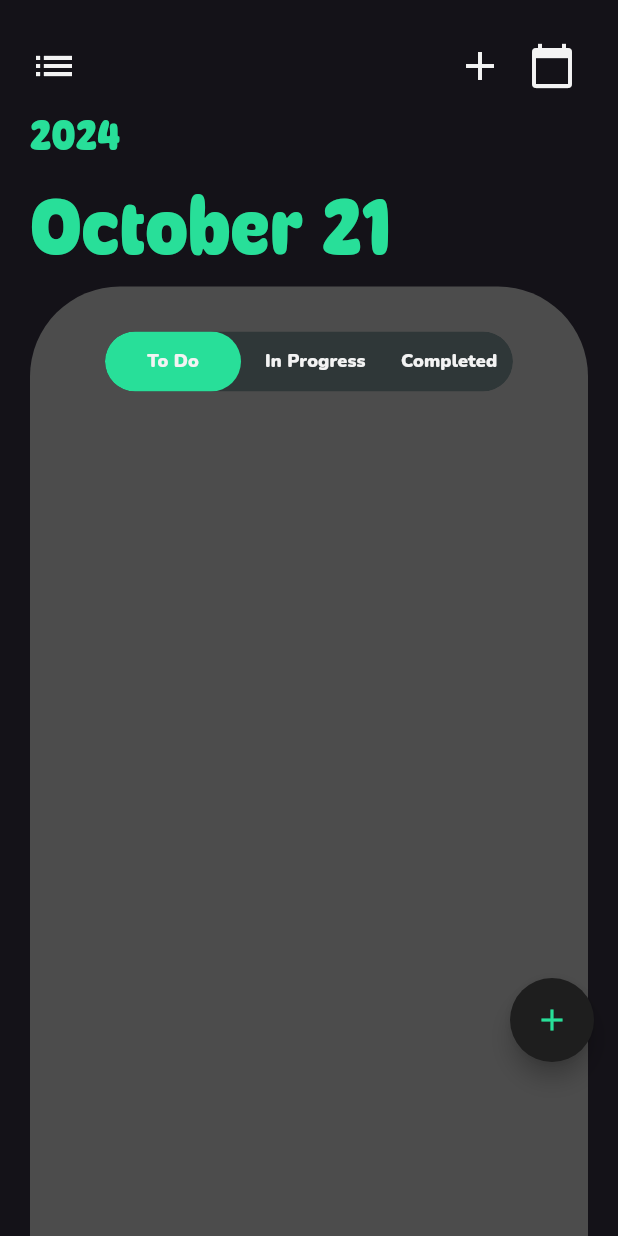
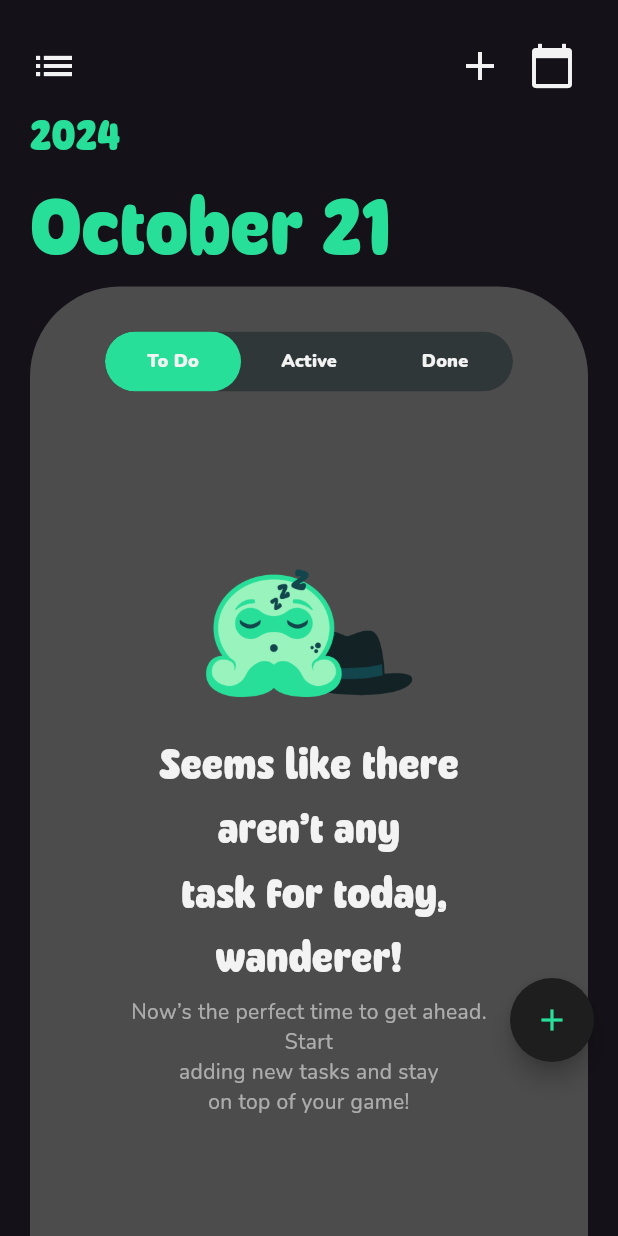
Before and after one commit to majiinB/Deck-V2, a Flutter app: the TaskPage screen opened directly, after a tap on the "list" icon, on a phone screen of 412 x 824 dp. Run offline on Flutter 3.47's test engine with Material 3 defaults, Android fonts, the phone set to English and light mode, and no system bars; our stand-ins replace cloud_firestore, curved_labeled_navigation_bar, dropdown_button2, file_picker, firebase_auth, firebase_core and 15 more; missing offline and left inert: dart:ffi, msh_checkbox; accounts and stored records are empty; generated files the repository leaves out were written again.

Commit message:
added backend on home page

```diff
--- a/lib/pages/home/home.dart
+++ b/lib/pages/home/home.dart
@@ -98,12 +98,12 @@ class _HomePageState extends State<HomePage> {
               //   min: 100,
               //   hasIcon: false,
               // ),
-              SliverToBoxAdapter(
+              const SliverToBoxAdapter(
                 child: Column(
                     crossAxisAlignment: CrossAxisAlignment.start,
                     children: [
                       Padding(
-                        padding: const EdgeInsets.only(top: 20.0),
+                        padding: EdgeInsets.only(top: 20.0),
                         child: Row(
                           children: [
                             Icon(
@@ -123,13 +123,13 @@ class _HomePageState extends State<HomePage> {
                   children: [
                     Text(
                         greeting,
-                        style: TextStyle(
+                        style: const TextStyle(
                             fontFamily: 'Fraiche',
                             fontSize: 60,
                             color: DeckColors.primaryColor,
                             fontWeight: FontWeight.bold)
                     ),
-                    Text(
+                    const Text(
                         'Let\'s be productive today as well!',
                         style: TextStyle(
                             fontFamily: 'Nunito',
@@ -141,7 +141,7 @@ class _HomePageState extends State<HomePage> {
                 ),
               ),
 
-              SliverToBoxAdapter(
+              const SliverToBoxAdapter(
                 child: SizedBox(height: 30,),
               ),
               // const DeckSliverHeader(
@@ -157,7 +157,7 @@ class _HomePageState extends State<HomePage> {
               //   min: 50,
               //   hasIcon: false,
               // ),
-              SliverToBoxAdapter(
+              const SliverToBoxAdapter(
                 child: Column(
                   crossAxisAlignment: CrossAxisAlignment.start,
                   children: [
@@ -172,7 +172,7 @@ class _HomePageState extends State<HomePage> {
                   ],
                 ),
               ),
-              SliverToBoxAdapter(
+              const SliverToBoxAdapter(
                 child: SizedBox(height: 30,),
               ),
               // const DeckSliverHeader(
@@ -192,8 +192,8 @@ class _HomePageState extends State<HomePage> {
               if(taskToday.isEmpty)
                 SliverToBoxAdapter(
                   child: Container(
-                    padding: EdgeInsets.all(30),
-                    decoration: BoxDecoration(
+                    padding: const EdgeInsets.all(30),
+                    decoration: const BoxDecoration(
                       color: DeckColors.coverImageColorSettings,
                         borderRadius: BorderRadius.all(Radius.circular(40)),
                     ),
@@ -208,7 +208,7 @@ class _HomePageState extends State<HomePage> {
                 )
               else if (taskToday.isNotEmpty)
                 SliverList(
-                delegate: SliverChildBuilderDelegate(childCount:5/* _tasks.length*/,
+                delegate: SliverChildBuilderDelegate(childCount: _tasks.length,
                     (context, index) {
                   DateTime deadline = DateTime(_tasks[index].deadline.year,
                       _tasks[index].deadline.month, _tasks[index].deadline.day);
@@ -225,9 +225,9 @@ class _HomePageState extends State<HomePage> {
                       LayoutBuilder(
                         builder: (context, BoxConstraints constraints) {
                       return  DeckTaskTile(
-                        title: 'a high priority task',
-                        deadline: 'March 18, 2024 || 10:00 AM',
-                        priority: 'medium',
+                        title: _tasks[index].title,
+                        deadline: TaskProvider.getNameDate(_tasks[index].deadline),
+                        priority: _tasks[index].priority,
                         progressStatus: 'to do',
                         // title: tasks[index]['title'],
                         // deadline: _tasks[index].deadline.toString().split(" ")[0],
@@ -248,10 +248,10 @@ class _HomePageState extends State<HomePage> {
                   }
                 }),
               ),
-              SliverToBoxAdapter(
+              const SliverToBoxAdapter(
                 child: SizedBox(height: 30,),
               ),
-              SliverToBoxAdapter(
+              const SliverToBoxAdapter(
                 child: Column(
                   crossAxisAlignment: CrossAxisAlignment.start,
                   children: [
@@ -280,14 +280,14 @@ class _HomePageState extends State<HomePage> {
               //   min: 50,
               //   hasIcon: false,
               // ),
-              SliverToBoxAdapter(
+              const SliverToBoxAdapter(
                 child: SizedBox(height: 30,),
               ),
               if (_decks.isEmpty)
                 SliverToBoxAdapter(
                     child: Container(
                       padding: EdgeInsets.all(30),
-                      decoration: BoxDecoration(
+                      decoration: const BoxDecoration(
                         color: DeckColors.coverImageColorSettings,
                         borderRadius: BorderRadius.all(Radius.circular(40)),
                       ),
--- a/lib/pages/task/add_task.dart
+++ b/lib/pages/task/add_task.dart
@@ -253,9 +253,9 @@ class _AddTaskPageState extends State<AddTaskPage> {
                                   "description" : _descriptionController.text,
                                   "priority": _selectedPriority,
                                   "is_done": false,
+                                  "is_active": false,
                                   "set_date": DateTime.now(),
                                   "end_date": DateTime.parse(_dateController.text).add(const Duration(hours: 23, minutes: 59, seconds: 59)),
-                                  "progress_status": "to do",
                                   "is_deleted": false,
                                   "done_date": DateTime.now(),
                                 };
--- a/lib/pages/task/task.dart
+++ b/lib/pages/task/task.dart
@@ -492,56 +492,14 @@ class _TaskPageState extends State<TaskPage> {
                 child: Padding(
                   padding: const EdgeInsets.only(top: 20),
                   child: BuildTabBar(
-                    titles: const ['To Do', 'In Progress', 'Completed'],
+                    titles: const ['To Do', 'Active', 'Done'],
                     length: 3,
                     tabContent: [
-                      /// To Do Tab
-                      SingleChildScrollView(
-                        padding: const EdgeInsets.only(top: 20),
-                        child:
-                        ListView.builder(
-                          shrinkWrap:  true, // Allow the ListView to wrap its content
-                          physics: const NeverScrollableScrollPhysics(),
-                          itemCount: tasks.length,
-                          itemBuilder: (context, index) {
-                            return DeckTaskTile(
-                              title: tasks[index].title,
-                              deadline: TaskProvider.getNameDate(tasks[index].deadline),
-                              priority: 'medium',
-                              progressStatus: 'to do',
-                              // title: tasks[index]['title'],
-                              // deadline: tasks[index]['deadline'],
-                              // priority: tasks[index]['priority'],
-                              // progressStatus: tasks[index]['progressStatus'],
-                              onDelete: () {
-                                final String deletedTitle = tasks[index].title;
-                                showConfirmationDialog(
-                                  context, "Delete Item",
-                                  "Are you sure you want to delete '$deletedTitle'?",() {
-                                  Provider.of<TaskProvider>(context,listen: false).deleteTask(tasks[index].uid);},() { setState(() {}); },
-                                );
-                              },
-                              enableRetrieve: false,
-                              onTap: () {
-                                print("Clicked task tile!");
-                                Navigator.push(
-                                  context,
-                                  MaterialPageRoute(
-                                      builder: (context) => ViewTaskPage(  task: tasks[index],  isEditable: true,)),
-                                );
-                              },
-                            );
-                          },
-                        ),
-                      ),
+                      _buildTaskList(tasks, (task) => !task.getIsDone && !task.getIsActive),
+                      _buildTaskList(tasks, (task) => task.getIsActive && !task.getIsDone),
+                      _buildTaskList(tasks, (task) => task.getIsDone && !task.getIsActive)
 
                       ///if TO DO tab does not contain a task
-                      IfCollectionEmpty(
-                        ifCollectionEmptyText: 'Seems like there aren’t any\n task for today, wanderer!',
-                        ifCollectionEmptySubText:
-                        'Now’s the perfect time to get ahead. Start\nadding new tasks and stay \non top of your game!',
-                        ifCollectionEmptyHeight:MediaQuery.of(context).size.height/2,
-                      ),
 
                       ///in progress tab
                       // SingleChildScrollView(
@@ -583,52 +541,6 @@ class _TaskPageState extends State<TaskPage> {
                       //   ),
                       // ),
                       ///if IN PROGRESS tab does not contain a task
-                      IfCollectionEmpty(
-                        ifCollectionEmptyText: 'Seems like there aren’t any\n task for today, wanderer!',
-                        ifCollectionEmptySubText:
-                        'Now’s the perfect time to get ahead. Start\nadding new tasks and stay \non top of your game!',
-                        ifCollectionEmptyHeight: MediaQuery.of(context).size.height/2,
-                      ),
-
-                      /// Complete Tab
-                      SingleChildScrollView(
-                        padding: const EdgeInsets.only(top: 20),
-                        child:
-                        ListView.builder(
-                          shrinkWrap:  true, // Allow the ListView to wrap its content
-                          physics: const NeverScrollableScrollPhysics(),
-                          itemCount: 10 /*tasks.length*/,
-                          itemBuilder: (context, index) {
-                            return DeckTaskTile(
-                              title: 'a high priority task',
-                              deadline: 'March 18, 2024 - 10:00 AM',
-                              priority: 'medium',
-                              progressStatus: 'to do',
-                              // title: tasks[index]['title'],
-                              // deadline: tasks[index]['deadline'],
-                              // priority: tasks[index]['priority'],
-                              // progressStatus: tasks[index]['progressStatus'],
-                              onDelete: () {
-                                // final String deletedTitle = tasks[index].title;
-                                // showConfirmationDialog(
-                                //   context, "Delete Item",
-                                //   "Are you sure you want to delete '$deletedTitle'?",() {
-                                //     Provider.of<TaskProvider>(context,listen: false).deleteTask(tasks[index].uid);},() { setState(() {}); },
-                                // );
-                              },
-                              enableRetrieve: false,
-                              onTap: () {
-                                print("Clicked task tile!");
-                                // Navigator.push(
-                                // context,
-                                // MaterialPageRoute(
-                                //   builder: (context) => ViewTaskPage(  task: tasks[index],  isEditable: true,)),
-                                // );
-                              },
-                            );
-                          },
-                        ),
-                      ),
                       /// if Complete tab does not contain a task
                       // IfCollectionEmpty(
                       //   ifCollectionEmptyText: 'Seems like there aren’t any\n task for today, wanderer!',
```
